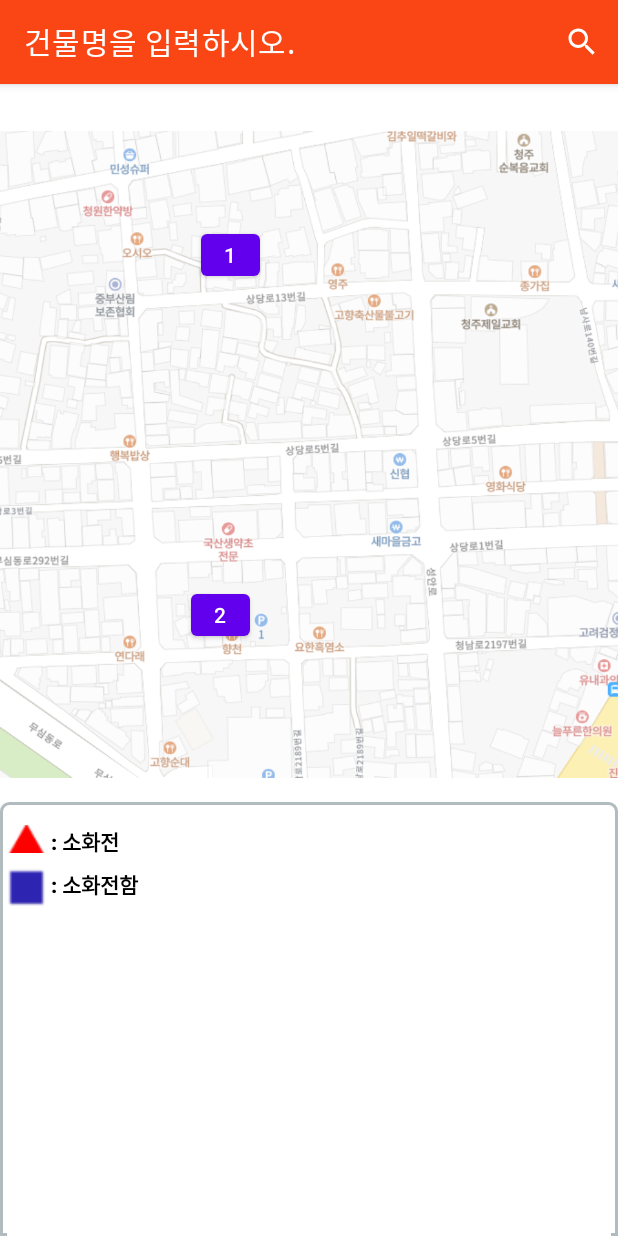
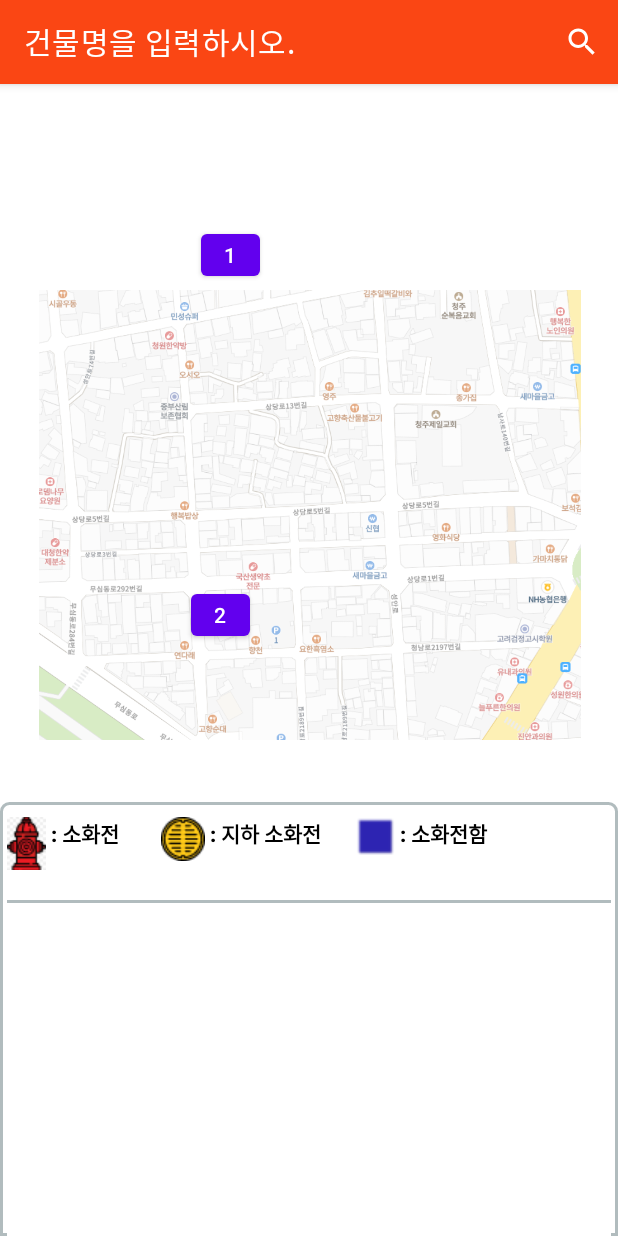
Before and after one commit to jsk41755/6st_Marketplace_operation_map, an Android app: the screen it shows after launch (MainActivity), on a phone screen of 412 x 824 dp. Run offline under Robolectric (Android 15) with nearby library versions, the phone set to English and light mode, and no system bars; our stand-ins replace CircleImageView, Firebase (no records; nobody signed in at launch, a user with empty details on screens opened directly).

```diff
--- a/app/src/main/java/com/example/testtest/CustomAdapter.java
+++ b/app/src/main/java/com/example/testtest/CustomAdapter.java
@@ -32,7 +32,6 @@ import java.util.ArrayList;
 import java.util.List;
 
 public class CustomAdapter extends FirebaseRecyclerAdapter<User, CustomAdapter.myviewholder>
-        implements ItemTouchHelperListener  //만들어낸 인터페이스를 추가했음
 {
     public CustomAdapter(@NonNull FirebaseRecyclerOptions<User> options) {
         super(options);
@@ -70,25 +69,6 @@ public class CustomAdapter extends FirebaseRecyclerAdapter<User, CustomAdapter.m
         return new myviewholder(view);
     }
 
-    @Override
-    public boolean onItemMove(int from_position, int to_position) {
-        //이동할 객체 저장//
-        //  User user  = .get(from_position);
-        // 이동할 객체 삭제
-        //   items.remove(from_position);
-        // 이동하고 싶은 position에 추가
-        //   items.add(to_position,person);
-        // Adapter에 데이터 이동알림
-        //  notifyItemMoved(from_position,to_position);
-        return true;
-    }
-
-    @Override
-
-    public void onItemSwipe(int position) {
-
-        notifyItemRemoved(position);
-    }
 
     public void setOnItemclicklistener(OnPersonItemClickListener listener) {
         this.mlistener = listener;
@@ -111,7 +91,7 @@ public class CustomAdapter extends FirebaseRecyclerAdapter<User, CustomAdapter.m
                 @Override
                 public void onClick(View view) {                    //main 액티비티에 클릭 리스너를 하기 위해 여기에 선언. 이유는 토스트는
                     int position = getAdapterPosition();            //context가 필요하기도 하고, 작업하기도 편해질 듯 해서
-                    if (position != RecyclerView.NO_POSITION) {
+                    if (position != RecyclerView.NO_POSITION ) {
                         mlistener.onItemClick(view, position);
 
                     }
--- a/app/src/main/java/com/example/testtest/ItemTouchHelperCallback.java
+++ /dev/null
@@ -1,36 +0,0 @@
-package com.example.testtest;
-import androidx.annotation.NonNull;
-import androidx.recyclerview.widget.ItemTouchHelper;
-import androidx.recyclerview.widget.RecyclerView;
-
-import com.example.testtest.ItemTouchHelperListener;
-
-public class ItemTouchHelperCallback extends ItemTouchHelper.Callback {   //이것을 구현해야 itemtouchhelper를 쓸 수 있다.
-    private ItemTouchHelperListener listener;
-
-    public ItemTouchHelperCallback(ItemTouchHelperListener listener) {
-        this.listener = listener;
-    }
-
-    @Override
-    public int getMovementFlags(@NonNull RecyclerView recyclerView, @NonNull RecyclerView.ViewHolder viewHolder) { //어떤 방향으로 swipe와 drag를 할 것인지 결정
-        int drag_flags = ItemTouchHelper.UP | ItemTouchHelper.DOWN;
-        int swipe_flags = ItemTouchHelper.START | ItemTouchHelper.END;
-        return makeMovementFlags(drag_flags, swipe_flags);     //drag랑 swipe 둘 중 하나만 사용하겠다면 그 매개변수를 제외한 매개변수에만 0을 넣는다.
-    }                                                          //ex)onswipe만 사용하겠다면 drag_flags에 0을 넣으면 된다.
-
-    @Override
-    public boolean isLongPressDragEnabled() {  //long press를 했을 때 drag를 지원하기 위함.
-        return true;
-    }
-
-    @Override
-    public boolean onMove(@NonNull RecyclerView recyclerView, @NonNull RecyclerView.ViewHolder viewHolder, @NonNull RecyclerView.ViewHolder target) {
-        return listener.onItemMove(viewHolder.getAdapterPosition(), target.getAdapterPosition());
-    }
-
-    @Override
-    public void onSwiped(@NonNull RecyclerView.ViewHolder viewHolder, int direction) {
-        listener.onItemSwipe(viewHolder.getAdapterPosition());
-    }
-}
--- a/app/src/main/java/com/example/testtest/ItemTouchHelperListener.java
+++ /dev/null
@@ -1,6 +0,0 @@
-package com.example.testtest;
-
-public interface ItemTouchHelperListener {
-    boolean onItemMove(int from_position, int to_position);
-    void onItemSwipe(int position);
-}
--- a/app/src/main/java/com/example/testtest/MainActivity.java
+++ b/app/src/main/java/com/example/testtest/MainActivity.java
@@ -59,7 +59,7 @@ public class MainActivity extends AppCompatActivity {
     private FirebaseDatabase database;
     private DatabaseReference databaseReference;
 
-    ItemTouchHelper helper;
+    //ItemTouchHelper helper;
 
     //private List<ExampleItem> exampleList;
     //private List<ExampleItem> exampleListFull;
@@ -93,8 +93,8 @@ public class MainActivity extends AppCompatActivity {
         adapter = new CustomAdapter(options);
         recview.setAdapter(adapter);
 
-        helper = new ItemTouchHelper(new ItemTouchHelperCallback(adapter));
-        helper.attachToRecyclerView(recview);                                                    //recyclerview에  itemtouchhelper 붙임
+    //    helper = new ItemTouchHelper(new ItemTouchHelperCallback(adapter));
+    //    helper.attachToRecyclerView(recview);                                                    //recyclerview에  itemtouchhelper 붙임 스와이프
 
         imageview2.setOnTouchListener(new View.OnTouchListener() {                  //지도 터치로 이동시키기. 아직 완성 x
             @Override
@@ -199,6 +199,13 @@ public class MainActivity extends AppCompatActivity {
         adapter = new CustomAdapter(options);
         adapter.startListening();
         recview.setAdapter(adapter);
+        adapter.setOnItemclicklistener(new CustomAdapter.OnPersonItemClickListener() {    //카드뷰 클릭 시 작동.
+            @Override
+            public void onItemClick(View view, int position) {
+                User user = adapter.getItem(position);
+                Toast.makeText(getApplicationContext(), user.getId()+"가 선택됨", Toast.LENGTH_SHORT).show();
+            }
+        });
 
     }
 
--- a/app/src/main/res/layout/activity_main.xml
+++ b/app/src/main/res/layout/activity_main.xml
@@ -23,7 +23,7 @@
 
         <RelativeLayout
             android:layout_width="match_parent"
-            android:layout_height="60dp"
+            android:layout_height="55dp"
 
             >
 
@@ -36,11 +36,11 @@
                 android:layout_alignParentEnd="true"
                 android:layout_alignParentRight="true"
                 android:layout_alignParentBottom="true"
-                android:layout_marginTop="5dp"
-                android:layout_marginEnd="1dp"
+                android:layout_marginTop="0dp"
+                android:layout_marginEnd="300dp"
                 android:layout_marginRight="1dp"
-                android:layout_marginBottom="36dp"
-                android:drawableLeft="@drawable/red_triangle"
+                android:layout_marginBottom="20dp"
+                android:drawableLeft="@drawable/fireplug"
                 android:fontFamily="sans-serif-black"
                 android:text=" : 소화전"
                 android:textColor="#000000" />
@@ -52,17 +52,43 @@
                 android:layout_alignParentEnd="true"
                 android:layout_alignParentRight="true"
                 android:layout_alignParentBottom="true"
-                android:layout_marginStart="0dp"
+                android:layout_toRightOf="@+id/textView3"
+                android:layout_marginStart="-170dp"
                 android:layout_marginLeft="0dp"
+                android:layout_marginTop="0dp"
                 android:layout_marginEnd="0dp"
                 android:layout_marginRight="0dp"
-                android:layout_marginBottom="0dp"
+                android:layout_marginBottom="30dp"
                 android:drawableLeft="@drawable/blue_square"
                 android:fontFamily="sans-serif-black"
                 android:text=" : 소화전함"
                 android:textColor="#000000" />
 
+            <TextView
+                android:id="@+id/textView3"
+                android:layout_width="118dp"
+                android:layout_height="wrap_content"
+                android:layout_alignParentEnd="true"
+                android:layout_alignParentRight="true"
+                android:layout_marginStart="-300dp"
+                android:layout_marginLeft="199dp"
+                android:layout_marginTop="0dp"
+                android:layout_marginEnd="182dp"
+                android:layout_marginRight="182dp"
+                android:layout_toLeftOf="@id/textView"
+                android:layout_toEndOf="@+id/textView"
+                android:layout_toRightOf="@+id/textView"
+                android:drawableLeft="@drawable/fireplug2"
+                android:fontFamily="sans-serif-black"
+                android:text=" : 지하 소화전"
+                android:textColor="#000000" />
+
         </RelativeLayout>
+
+        <View
+            android:layout_width="match_parent"
+            android:layout_height="2dp"
+            android:background="#B1BCBE" />
 
         <androidx.recyclerview.widget.RecyclerView
             android:id="@+id/recyclerView"
@@ -76,7 +102,7 @@
     <ImageView
         android:id="@+id/imageView2"
         android:layout_width="520dp"
-        android:layout_height="503dp"
+        android:layout_height="300dp"
         android:layout_marginTop="40dp"
         app:layout_constraintBottom_toTopOf="@+id/linearLayout"
         app:layout_constraintEnd_toEndOf="parent"
```
Also changed, not shown: app/src/main/res/drawable/fireplug.png (added), app/src/main/res/drawable/fireplug2.png (added).
